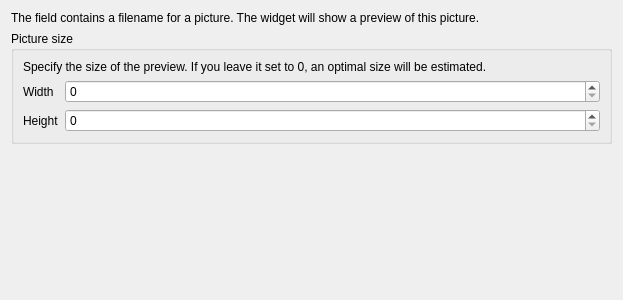
First picture: the form in src/ui/editorwidgets/qgsphotoconfigdlgbase.ui, repository nextgis/nextgisqgis, before the edit.
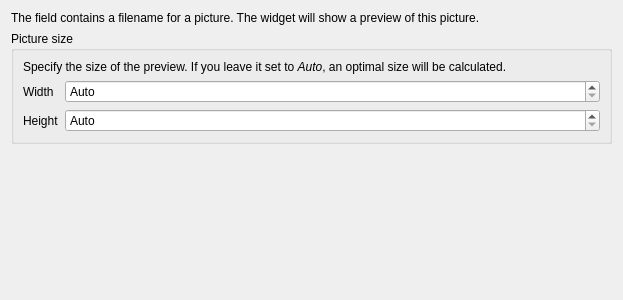
Second picture: the form after the edit. Custom widgets are drawn as their Qt base class.

What changed in the file:
```diff
--- a/src/ui/editorwidgets/qgsphotoconfigdlgbase.ui
+++ b/src/ui/editorwidgets/qgsphotoconfigdlgbase.ui
@@ -41,7 +41,13 @@
        </widget>
       </item>
       <item row="1" column="1">
-       <widget class="QSpinBox" name="sbWidgetWidth">
+       <widget class="QgsSpinBox" name="sbWidgetWidth">
+        <property name="specialValueText">
+         <string>Auto</string>
+        </property>
+        <property name="suffix">
+         <string> px</string>
+        </property>
         <property name="maximum">
          <number>10000</number>
         </property>
@@ -55,9 +61,12 @@
        </widget>
       </item>
       <item row="2" column="1">
-       <widget class="QSpinBox" name="sbWidgetHeight">
+       <widget class="QgsSpinBox" name="sbWidgetHeight">
+        <property name="specialValueText">
+         <string>Auto</string>
+        </property>
         <property name="suffix">
-         <string/>
+         <string> px</string>
         </property>
         <property name="prefix">
          <string/>
@@ -70,7 +79,7 @@
       <item row="0" column="0" colspan="2">
        <widget class="QLabel" name="label">
         <property name="text">
-         <string>Specify the size of the preview. If you leave it set to 0, an optimal size will be estimated.</string>
+         <string>Specify the size of the preview. If you leave it set to &lt;i&gt;Auto&lt;/i&gt;, an optimal size will be calculated.</string>
         </property>
         <property name="wordWrap">
          <bool>true</bool>
@@ -82,6 +91,13 @@
    </item>
   </layout>
  </widget>
+ <customwidgets>
+  <customwidget>
+   <class>QgsSpinBox</class>
+   <extends>QSpinBox</extends>
+   <header>qgsspinbox.h</header>
+  </customwidget>
+ </customwidgets>
  <resources/>
  <connections/>
 </ui>
```
